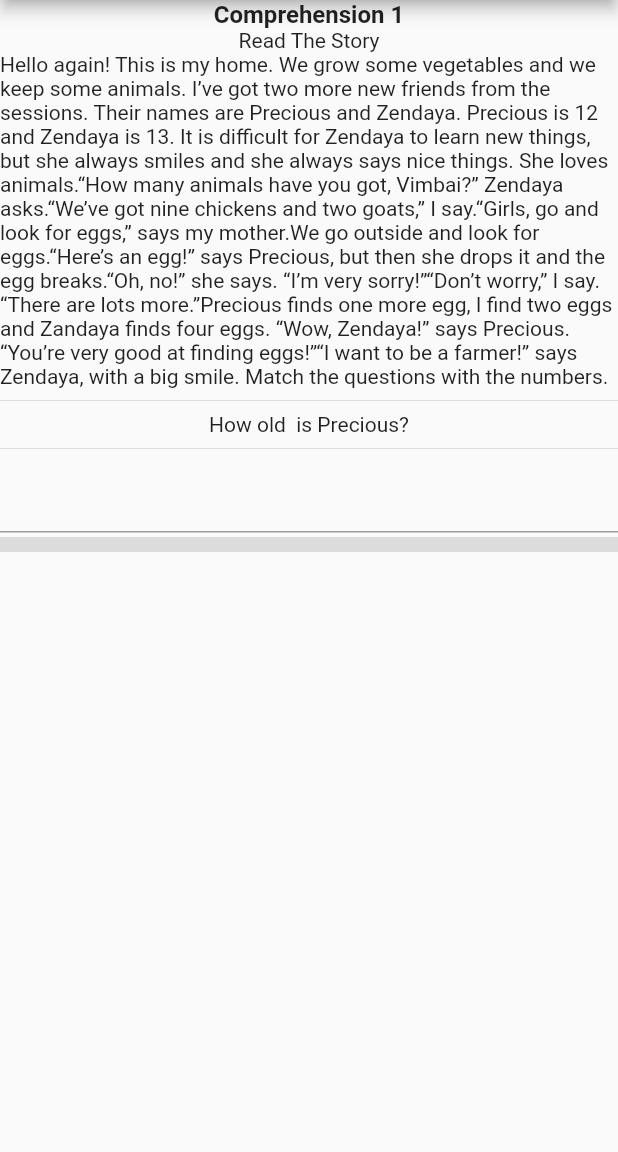
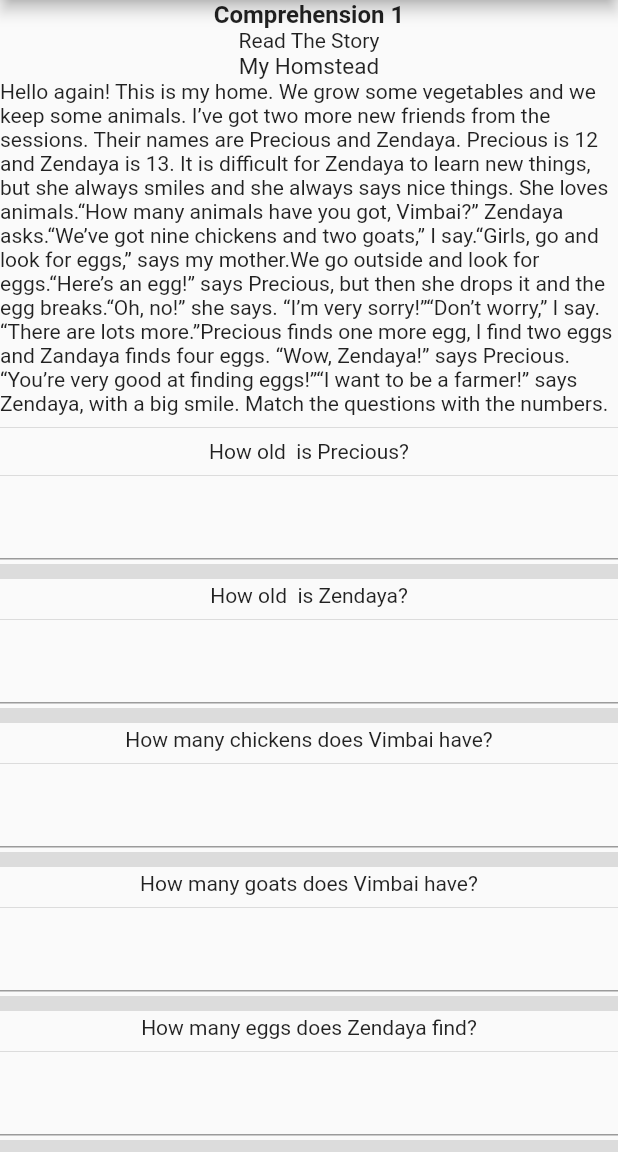
Before and after one commit to zimnhashman/intelligent_teacher, a Flutter app: the screen it shows after launch, on a phone screen of 412 x 824 dp, the part 84-1236 px from its top. Run offline on Flutter 3.47's test engine with Material 2 defaults, Android fonts, the phone set to English and light mode, and no system bars; our stand-ins replace get.

Commit message:
feat: English Comprehension Questions

```diff
--- a/lib/english/englishComprehensionOne.dart
+++ b/lib/english/englishComprehensionOne.dart
@@ -2,15 +2,15 @@ import 'package:flutter/material.dart';
 import 'package:get/get_navigation/get_navigation.dart';
 
 
-class EnglishQuestionAnswer extends StatefulWidget {
+class EnglishQuestionAnswerOne extends StatefulWidget {
 
 
 
   @override
-  _EnglishQuestionAnswerState createState() => _EnglishQuestionAnswerState();
+  _EnglishQuestionAnswerOneState createState() => _EnglishQuestionAnswerOneState();
 }
 
-class _EnglishQuestionAnswerState extends State<EnglishQuestionAnswer> {
+class _EnglishQuestionAnswerOneState extends State<EnglishQuestionAnswerOne> {
   @override
   Widget build(BuildContext context) {
     GlobalKey<FormState> _questionKey = GlobalKey();
@@ -30,7 +30,18 @@ class _EnglishQuestionAnswerState extends State<EnglishQuestionAnswer> {
                 'Read The Story', style: TextStyle(
                 fontSize: 14.0,
               ),
+
               ),
+
+              Text(
+                'My Homstead', style: TextStyle(
+                fontSize: 15.0,
+              ),
+
+              ),
+
+
+
               Text(
                 "Hello again! This is my home. We grow some vegetables and we keep some animals."
                     " I’ve got two more new friends from the sessions. Their names are Precious and Zendaya. Precious is 12 and Zendaya is 13. It is difficult for Zendaya to learn new things,"
@@ -41,15 +52,55 @@ class _EnglishQuestionAnswerState extends State<EnglishQuestionAnswer> {
               ),
               Divider(),
 
-              Column(
-                children: [
-                  Text('How old  is Precious?'),
-                  Divider(),
-                  TextFormField(),
-                  Divider(thickness: 10.0,)
+              SingleChildScrollView(
+                child: Column(
+                  children: [
+                    Text('How old  is Precious?'),
+                    Divider(),
+                    TextFormField(
 
-                ],
+                    ),
+                    Divider(thickness: 10.0,),
 
+                    Text('How old  is Zendaya?'),
+                    Divider(),
+                    TextFormField(
+
+                    ),
+                    Divider(thickness: 10.0,),
+
+                    Text('How many chickens does Vimbai have?'),
+                    Divider(),
+                    TextFormField(
+
+                    ),
+                    Divider(thickness: 10.0,),
+
+                    Text('How many goats does Vimbai have?'),
+                    Divider(),
+                    TextFormField(
+
+                    ),
+                    Divider(thickness: 10.0,),
+
+                    Text('How many eggs does Zendaya find?'),
+                    Divider(),
+                    TextFormField(
+
+                    ),
+                    Divider(thickness: 10.0,),
+
+                    Text('How many eggs do all the girls have?'),
+                    Divider(),
+                    TextFormField(
+
+                    ),
+                    Divider(thickness: 10.0,),
+
+
+                  ],
+
+                ),
               ),
 
 
--- a/lib/main.dart
+++ b/lib/main.dart
@@ -20,7 +20,7 @@ class MyApp extends StatelessWidget {
 
         primarySwatch: Colors.blue,
       ),
-      home: EnglishQuestionAnswer(),
+      home: EnglishQuestionAnswerOne(),
 
     );
   }
```
Also changed, not shown: lib/english/englishComporehension2.dart (added, +115 -0 lines).
